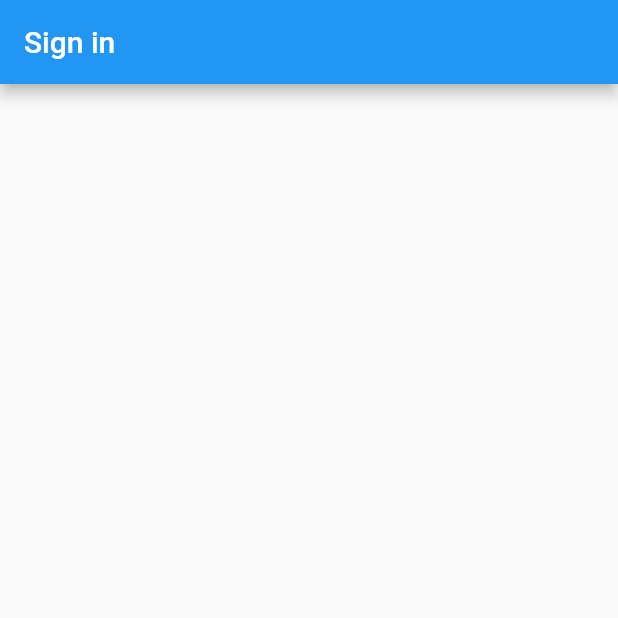
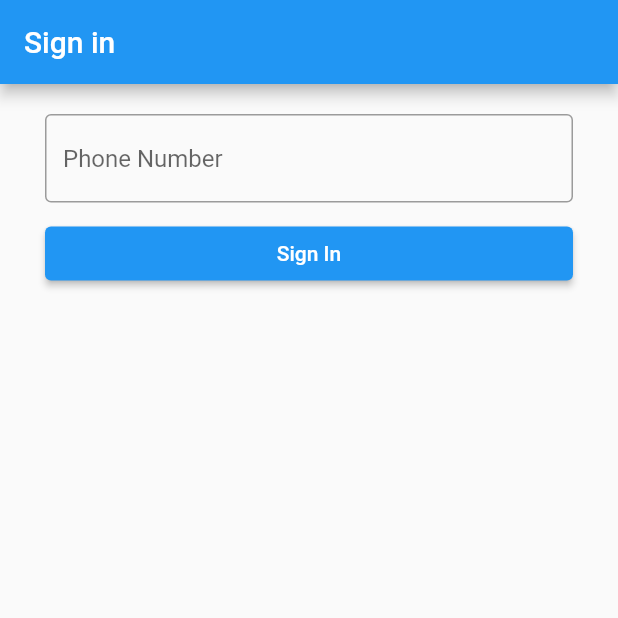
Before and after one commit to DhanushDivakar/food_ex, a Flutter app: the screen it shows after launch, on a phone screen of 412 x 824 dp, the top half of it. Run offline on Flutter 3.47's test engine with Material 2 defaults, Android fonts, the light colour scheme and no system bars.

```diff
--- a/lib/main.dart
+++ b/lib/main.dart
@@ -1,5 +1,6 @@
 import 'package:flutter/material.dart';
 import 'package:food_ex/screens/home_scree.dart';
+import 'package:food_ex/screens/sign_in_screen.dart';
 
 void main() {
   runApp(const MyApp());
--- a/lib/screens/home_scree.dart
+++ b/lib/screens/home_scree.dart
@@ -1,15 +1,11 @@
 
 import 'package:flutter/material.dart';
 
-class SignInScreen extends StatelessWidget {
-  const SignInScreen({super.key});
+class HomeScreen extends StatelessWidget {
+  const HomeScreen({super.key});
 
   @override
   Widget build(BuildContext context) {
-    return Scaffold(
-      appBar: AppBar(
-        title: const Text('Sign in'),
-      ),
-    );
+    return Container();
   }
 }
--- a/lib/screens/sign_in_screen.dart
+++ b/lib/screens/sign_in_screen.dart
@@ -0,0 +1,50 @@
+import 'package:flutter/material.dart';
+import 'package:food_ex/screens/verify_phone_number.dart';
+
+class SignInScreen extends StatelessWidget {
+  const SignInScreen({super.key});
+
+  @override
+  Widget build(BuildContext context) {
+    return Scaffold(
+      appBar: AppBar(
+        title: const Text('Sign in'),
+      ),
+      body: SafeArea(
+        child: ListView(
+          children: [
+            Padding(
+              padding: const EdgeInsets.symmetric(vertical: 20, horizontal: 30),
+              child: Column(
+                  crossAxisAlignment: CrossAxisAlignment.start,
+                  children: [
+                    const TextField(
+                      maxLength: 10,
+                      keyboardType: TextInputType.number,
+                      decoration: InputDecoration(
+                        border: OutlineInputBorder(),
+                        hintText: "Phone Number",
+                        counterText: "",
+                      ),
+                    ),
+                    const SizedBox(
+                      height: 10,
+                    ),
+                    SizedBox(
+                      width: MediaQuery.of(context).size.width,
+                      child: ElevatedButton(
+                          onPressed: () {
+                            Navigator.push(context, MaterialPageRoute(builder: ((context) {
+                              return VerifyPhoneNumberScreen();
+
+                            })));
+                          }, child: const Text('Sign In')),
+                    )
+                  ]),
+            ),
+          ],
+        ),
+      ),
+    );
+  }
+}
```
Also changed, not shown: lib/screens/verify_phone_number.dart (+51 -0 lines), 3 other files.
